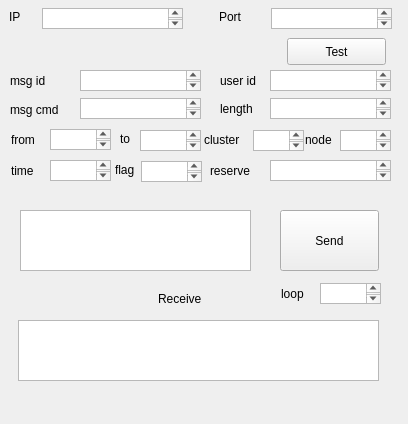
cuijinquan/IMTool, file mainwindow.ui: the form before one commit.
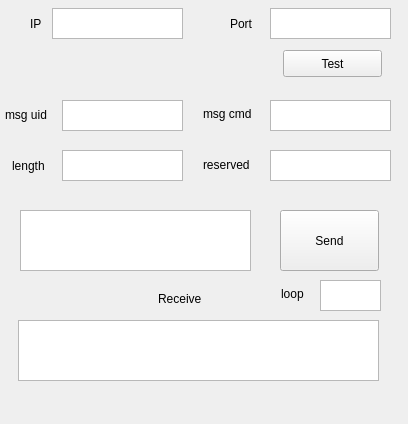
The form after the commit.

```diff
--- a/mainwindow.ui
+++ b/mainwindow.ui
@@ -17,9 +17,9 @@
    <widget class="QLabel" name="label">
     <property name="geometry">
      <rect>
-      <x>9</x>
-      <y>8</y>
-      <width>67</width>
+      <x>30</x>
+      <y>15</y>
+      <width>31</width>
       <height>17</height>
      </rect>
     </property>
@@ -30,9 +30,9 @@
    <widget class="QLabel" name="label_2">
     <property name="geometry">
      <rect>
-      <x>219</x>
-      <y>8</y>
-      <width>67</width>
+      <x>230</x>
+      <y>15</y>
+      <width>41</width>
       <height>17</height>
      </rect>
     </property>
@@ -43,8 +43,8 @@
    <widget class="QPushButton" name="Test_Button">
     <property name="geometry">
      <rect>
-      <x>287</x>
-      <y>38</y>
+      <x>283</x>
+      <y>50</y>
       <width>99</width>
       <height>27</height>
      </rect>
@@ -69,20 +69,20 @@
    <widget class="QTextEdit" name="Edit_IP">
     <property name="geometry">
      <rect>
-      <x>42</x>
+      <x>52</x>
       <y>8</y>
-      <width>141</width>
-      <height>21</height>
+      <width>131</width>
+      <height>31</height>
      </rect>
     </property>
    </widget>
    <widget class="QTextEdit" name="Edit_Port">
     <property name="geometry">
      <rect>
-      <x>271</x>
+      <x>270</x>
       <y>8</y>
       <width>121</width>
-      <height>21</height>
+      <height>31</height>
      </rect>
     </property>
    </widget>
@@ -112,54 +112,31 @@
    <widget class="QTextEdit" name="Msg_ID_Edit">
     <property name="geometry">
      <rect>
-      <x>80</x>
-      <y>70</y>
+      <x>62</x>
+      <y>100</y>
       <width>121</width>
-      <height>21</height>
+      <height>31</height>
      </rect>
     </property>
    </widget>
    <widget class="QLabel" name="label_3">
     <property name="geometry">
      <rect>
-      <x>10</x>
-      <y>72</y>
+      <x>5</x>
+      <y>106</y>
       <width>81</width>
       <height>17</height>
      </rect>
     </property>
     <property name="text">
-     <string>msg id</string>
+     <string>msg uid</string>
     </property>
    </widget>
    <widget class="QLabel" name="label_4">
     <property name="geometry">
      <rect>
-      <x>220</x>
-      <y>72</y>
-      <width>67</width>
-      <height>17</height>
-     </rect>
-    </property>
-    <property name="text">
-     <string>user id</string>
-    </property>
-   </widget>
-   <widget class="QTextEdit" name="User_ID_Edit">
-    <property name="geometry">
-     <rect>
-      <x>270</x>
-      <y>70</y>
-      <width>121</width>
-      <height>21</height>
-     </rect>
-    </property>
-   </widget>
-   <widget class="QLabel" name="label_5">
-    <property name="geometry">
-     <rect>
-      <x>220</x>
-      <y>100</y>
+      <x>12</x>
+      <y>157</y>
       <width>67</width>
       <height>17</height>
      </rect>
@@ -168,13 +145,36 @@
      <string>length</string>
     </property>
    </widget>
+   <widget class="QTextEdit" name="Msg_Length_Edit">
+    <property name="geometry">
+     <rect>
+      <x>62</x>
+      <y>150</y>
+      <width>121</width>
+      <height>31</height>
+     </rect>
+    </property>
+   </widget>
+   <widget class="QLabel" name="label_5">
+    <property name="geometry">
+     <rect>
+      <x>203</x>
+      <y>156</y>
+      <width>67</width>
+      <height>17</height>
+     </rect>
+    </property>
+    <property name="text">
+     <string>reserved</string>
+    </property>
+   </widget>
    <widget class="QTextEdit" name="Msg_CMD_Edit">
     <property name="geometry">
      <rect>
-      <x>80</x>
-      <y>98</y>
+      <x>270</x>
+      <y>100</y>
       <width>121</width>
-      <height>21</height>
+      <height>31</height>
      </rect>
     </property>
    </widget>
@@ -182,17 +182,17 @@
     <property name="geometry">
      <rect>
       <x>270</x>
-      <y>98</y>
+      <y>150</y>
       <width>121</width>
-      <height>21</height>
+      <height>31</height>
      </rect>
     </property>
    </widget>
    <widget class="QLabel" name="label_6">
     <property name="geometry">
      <rect>
-      <x>10</x>
-      <y>100</y>
+      <x>203</x>
+      <y>104</y>
       <width>71</width>
       <height>20</height>
      </rect>
@@ -201,167 +201,6 @@
      <string>msg cmd</string>
     </property>
    </widget>
-   <widget class="QLabel" name="label_7">
-    <property name="geometry">
-     <rect>
-      <x>11</x>
-      <y>130</y>
-      <width>41</width>
-      <height>20</height>
-     </rect>
-    </property>
-    <property name="text">
-     <string>from</string>
-    </property>
-   </widget>
-   <widget class="QLabel" name="label_8">
-    <property name="geometry">
-     <rect>
-      <x>120</x>
-      <y>130</y>
-      <width>21</width>
-      <height>17</height>
-     </rect>
-    </property>
-    <property name="text">
-     <string>to</string>
-    </property>
-   </widget>
-   <widget class="QTextEdit" name="From_Edit">
-    <property name="geometry">
-     <rect>
-      <x>50</x>
-      <y>129</y>
-      <width>61</width>
-      <height>21</height>
-     </rect>
-    </property>
-   </widget>
-   <widget class="QLabel" name="label_9">
-    <property name="geometry">
-     <rect>
-      <x>305</x>
-      <y>130</y>
-      <width>41</width>
-      <height>20</height>
-     </rect>
-    </property>
-    <property name="text">
-     <string>node</string>
-    </property>
-   </widget>
-   <widget class="QLabel" name="label_10">
-    <property name="geometry">
-     <rect>
-      <x>204</x>
-      <y>130</y>
-      <width>51</width>
-      <height>20</height>
-     </rect>
-    </property>
-    <property name="text">
-     <string>cluster</string>
-    </property>
-   </widget>
-   <widget class="QTextEdit" name="To_Edit">
-    <property name="geometry">
-     <rect>
-      <x>140</x>
-      <y>130</y>
-      <width>61</width>
-      <height>21</height>
-     </rect>
-    </property>
-   </widget>
-   <widget class="QTextEdit" name="Cluster_Edit">
-    <property name="geometry">
-     <rect>
-      <x>253</x>
-      <y>130</y>
-      <width>51</width>
-      <height>21</height>
-     </rect>
-    </property>
-   </widget>
-   <widget class="QTextEdit" name="Node_Edit">
-    <property name="geometry">
-     <rect>
-      <x>340</x>
-      <y>130</y>
-      <width>51</width>
-      <height>21</height>
-     </rect>
-    </property>
-   </widget>
-   <widget class="QTextEdit" name="Flag_Edit">
-    <property name="geometry">
-     <rect>
-      <x>141</x>
-      <y>161</y>
-      <width>61</width>
-      <height>21</height>
-     </rect>
-    </property>
-   </widget>
-   <widget class="QLabel" name="label_11">
-    <property name="geometry">
-     <rect>
-      <x>115</x>
-      <y>161</y>
-      <width>31</width>
-      <height>17</height>
-     </rect>
-    </property>
-    <property name="text">
-     <string>flag</string>
-    </property>
-   </widget>
-   <widget class="QLabel" name="label_13">
-    <property name="geometry">
-     <rect>
-      <x>11</x>
-      <y>161</y>
-      <width>41</width>
-      <height>20</height>
-     </rect>
-    </property>
-    <property name="text">
-     <string>time</string>
-    </property>
-   </widget>
-   <widget class="QTextEdit" name="Time_Edit">
-    <property name="geometry">
-     <rect>
-      <x>50</x>
-      <y>160</y>
-      <width>61</width>
-      <height>21</height>
-     </rect>
-    </property>
-   </widget>
-   <widget class="QLabel" name="label_14">
-    <property name="geometry">
-     <rect>
-      <x>210</x>
-      <y>162</y>
-      <width>67</width>
-      <height>17</height>
-     </rect>
-    </property>
-    <property name="text">
-     <string>reserve</string>
-    </property>
-   </widget>
-   <widget class="QTextEdit" name="Reserve_Edit">
-    <property name="geometry">
-     <rect>
-      <x>270</x>
-      <y>160</y>
-      <width>121</width>
-      <height>21</height>
-     </rect>
-    </property>
-   </widget>
    <widget class="QTextEdit" name="Send_Edit">
     <property name="geometry">
      <rect>
@@ -389,9 +228,9 @@
     <property name="geometry">
      <rect>
       <x>320</x>
-      <y>283</y>
+      <y>280</y>
       <width>61</width>
-      <height>21</height>
+      <height>31</height>
      </rect>
     </property>
    </widget>
```
Left out of the diff: 4 changed lines with no effect on the pictures.
